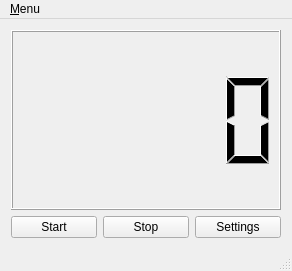
Before: the Qt Designer form tomatime/tomatime.ui in aancw/tomatime, drawn with Qt 5.
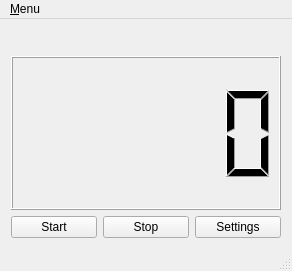
After: the same form once the commit is applied. Icons and pictures are not drawn.

Commit message: looping time, working, short break and long break

Diff of the .ui file:
```diff
--- a/tomatime/tomatime.ui
+++ b/tomatime/tomatime.ui
@@ -24,6 +24,19 @@
    <layout class="QVBoxLayout" name="verticalLayout_2">
     <item>
      <layout class="QVBoxLayout" name="verticalLayout">
+      <item>
+       <widget class="QLabel" name="labelInfo">
+        <property name="maximumSize">
+         <size>
+          <width>1000000</width>
+          <height>20</height>
+         </size>
+        </property>
+        <property name="text">
+         <string/>
+        </property>
+       </widget>
+      </item>
       <item>
        <widget class="QLCDNumber" name="lcdNumber"/>
       </item>
```
Left out of the diff: 2 changed lines with no effect on the pictures. The commit also changes 2 other files.
